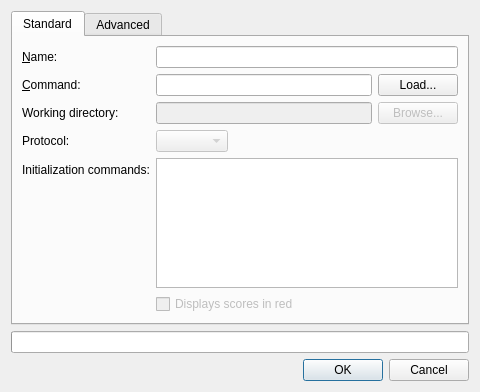
Before: the Qt Designer form projects/gui/ui/engineconfigdlg.ui in hotfics/Sylvan, drawn with Qt 5.
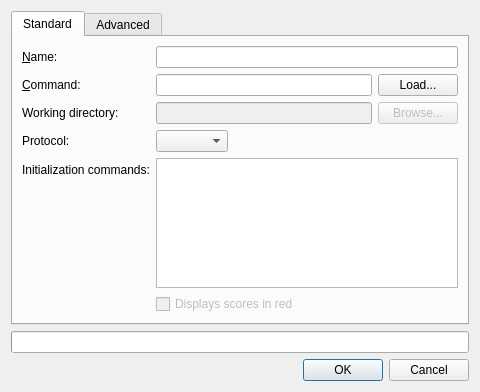
After: the same form once the commit is applied.

Diff of the .ui file:
```diff
--- a/projects/gui/ui/engineconfigdlg.ui
+++ b/projects/gui/ui/engineconfigdlg.ui
@@ -114,7 +114,7 @@
        <item row="3" column="1">
         <widget class="QComboBox" name="m_protocolCombo">
          <property name="enabled">
-          <bool>false</bool>
+          <bool>true</bool>
          </property>
         </widget>
        </item>
```
